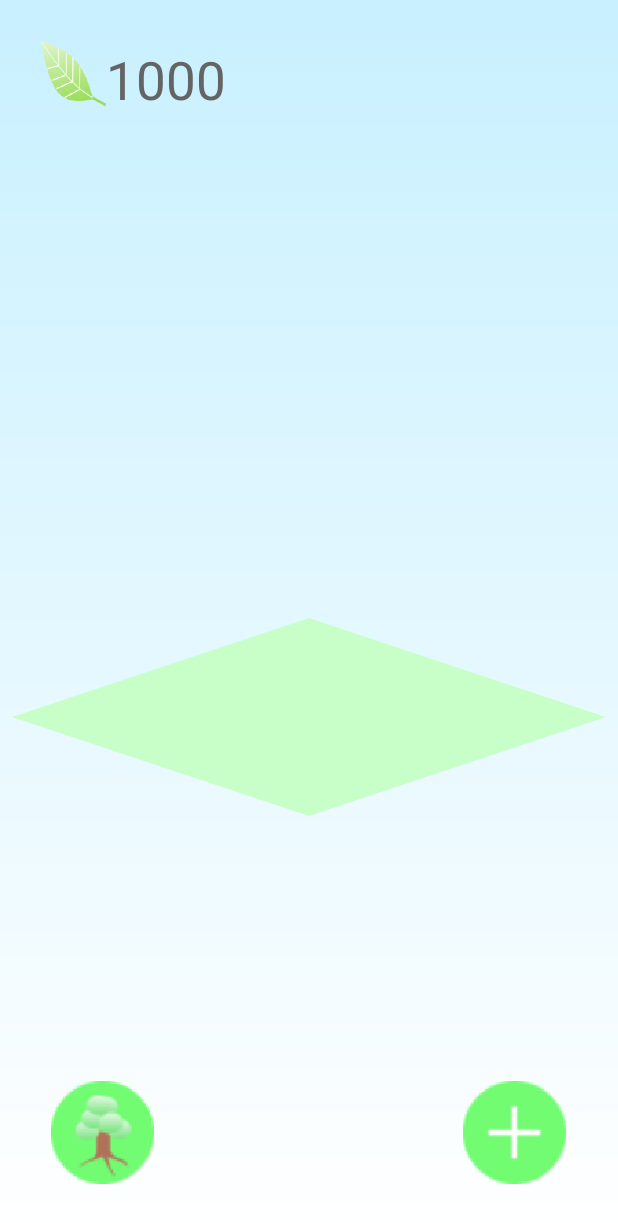
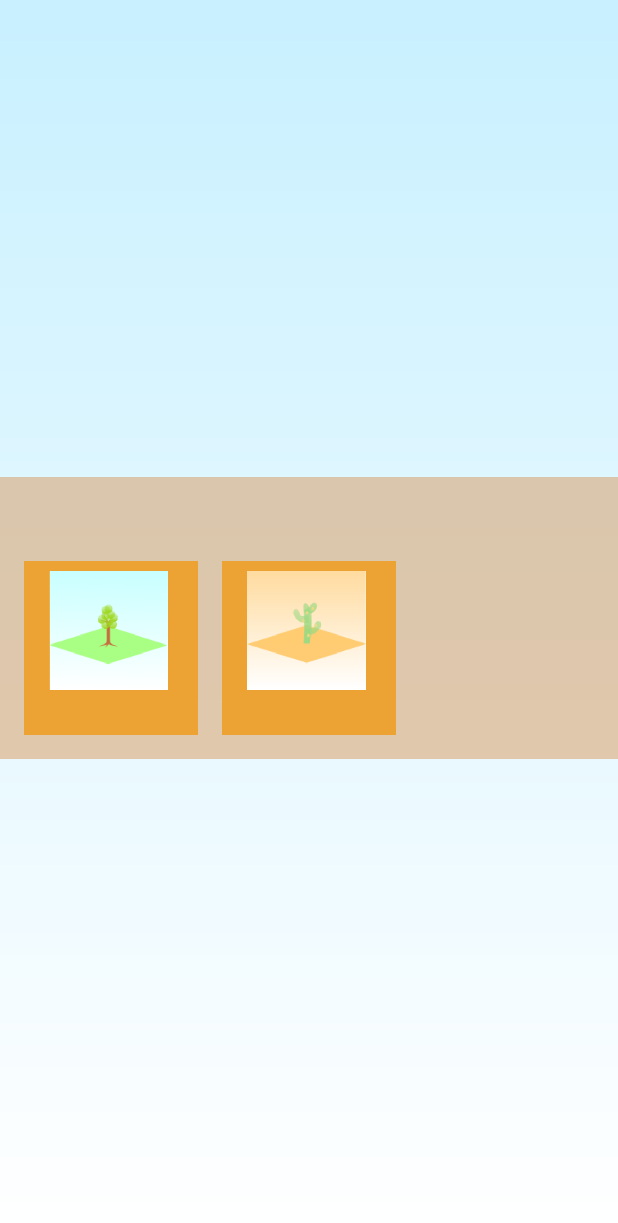
Before and after one commit to YokoMasa/ecoapp, an Android app: the screen it shows after launch (MainActivity), on a phone screen of 412 x 824 dp. Shown: the top 1223 px of the screen. Run offline under Robolectric (Android 15) with nearby library versions, the phone set to English and light mode, and no system bars; 8 statements that could not run were skipped.

Commit message:
second commit

```diff
--- a/app/src/main/java/com/ecoapp/app/maslab/ecoapp/Bitmaps.java
+++ b/app/src/main/java/com/ecoapp/app/maslab/ecoapp/Bitmaps.java
@@ -24,6 +24,8 @@ public class Bitmaps {
     public static Bitmap okButtonDisabled;
     public static Bitmap cancelButton;
     public static Bitmap cancelButtonPressed;
+    public static Bitmap theme1;
+    public static Bitmap theme2;
 
     public static void loadBitmaps(Resources resources){
         Bitmap raw = BitmapFactory.decodeResource(resources,R.drawable.add_button);
@@ -49,5 +51,12 @@ public class Bitmaps {
         cancelButton = Bitmap.createScaledBitmap(raw,addButtonSize,addButtonSize,false);
         raw = BitmapFactory.decodeResource(resources,R.drawable.cancel_button_pressed);
         cancelButtonPressed = Bitmap.createScaledBitmap(raw,addButtonSize,addButtonSize,false);
+
+        raw = BitmapFactory.decodeResource(resources,R.drawable.theme1);
+        theme1 = Bitmap.createScaledBitmap(raw,SizeManager.themeMenuContentBitmapSize,SizeManager.themeMenuContentBitmapSize,false);
+        raw = BitmapFactory.decodeResource(resources,R.drawable.theme2);
+        theme2 = Bitmap.createScaledBitmap(raw,SizeManager.themeMenuContentBitmapSize,SizeManager.themeMenuContentBitmapSize,false);
+
+
     }
 }
--- a/app/src/main/java/com/ecoapp/app/maslab/ecoapp/GameButton.java
+++ b/app/src/main/java/com/ecoapp/app/maslab/ecoapp/GameButton.java
@@ -19,9 +19,27 @@ public class GameButton extends GameObject {
     private Paint unpressed;
     private Paint pressed;
     private Paint paint;
+    private Paint tPaint;
     private int width,height;
     private float textX,textY;
     private String text;
+
+    public int getHeight() {
+        return height;
+    }
+
+    public void setHeight(int height) {
+        this.height = height;
+    }
+
+    public int getWidth() {
+
+        return width;
+    }
+
+    public void setWidth(int width) {
+        this.width = width;
+    }
 
     public void setGameCallback(GameCallback listener){
         this.listener = listener;
@@ -43,10 +61,12 @@ public class GameButton extends GameObject {
                     if (getX() < x && x < getX() + width) {
                         if (getY() < y && y < getY() + height) {
                             paint = pressed;
+                        }else {
+                            paint = unpressed;
                         }
+                    }else {
                         paint = unpressed;
                     }
-                    paint = unpressed;
                 }
                 break;
             case MotionEvent.ACTION_UP:
@@ -68,7 +88,7 @@ public class GameButton extends GameObject {
     public void render(Canvas canvas) {
         canvas.drawRect(getX(),getY(),getX() + width,getY() + height,paint);
         if(text != null){
-            canvas.drawText(text,textX,textY,Paints.button_text);
+            canvas.drawText(text,textX,textY,tPaint);
         }
     }
 
@@ -79,6 +99,8 @@ public class GameButton extends GameObject {
 
     public void setText(String text){
         this.text = text;
+        int textWidth = (int) tPaint.measureText(text);
+        textX = getX() + this.width/2 - textWidth/2;
     }
 
     public void setColor(int color){
@@ -99,17 +121,20 @@ public class GameButton extends GameObject {
         }
     }
 
-    public GameButton(int x,int y,int width,int height,int code,GameObjectHandler handler){
+    public GameButton(int x,int y,int width,int height,int code,int color,GameObjectHandler handler){
         setX(x);setY(y);
+        setColor(color);
         if(handler != null) {
             handler.addGameObject(this);
         }
+        int textSize = width/7;
+        tPaint = new Paint();
+        tPaint.setARGB(255,100,100,100);
+        tPaint.setTextSize(textSize);
         this.width = width;
         this.height = height;
         this.code = code;
-        textX = getX() + width/2;
-        textY = getY() + SizeManager.textSize/2 + height/2;
-        setColor(RED);
+        textY = getY() + textSize/2 + height/2;
         paint = unpressed;
     }
 
--- /dev/null
+++ b/app/src/main/java/com/ecoapp/app/maslab/ecoapp/GameDialog.java
@@ -0,0 +1,92 @@
+package com.ecoapp.app.maslab.ecoapp;
+
+import android.graphics.Canvas;
+import android.graphics.Paint;
+import android.text.Layout;
+import android.text.StaticLayout;
+import android.text.TextPaint;
+
+/**
+ * Created by masato on 2016/12/14.
+ */
+
+public class GameDialog extends GameObject implements GameCallback {
+
+    public static final int YES = 0;
+    public static final int NO = 1;
+    private StaticLayout staticLayout;
+    private GameObjectHandler handler;
+    private GameCallback listener;
+    private String text;
+    private int textX,textY;
+    private int dialogWidth,dialogHeight;
+    private int dialogX,dialogY;
+    private int dialogGap;
+    private int dialogButtonHeight;
+    private int dialogButtonY;
+    private int frameX,frameY;
+    private int frameWidth,frameHeight;
+
+    public void setGameCallback(GameCallback listener){
+        this.listener = listener;
+    }
+
+    @Override
+    public void handleEvent(int x, int y, int action) {
+        handler.handleEvent(x,y,action,0);
+    }
+
+    @Override
+    public void render(Canvas canvas) {
+        canvas.drawRect(dialogX,dialogY,dialogX+dialogWidth,dialogY+dialogHeight,Paints.menuContentBack);
+        canvas.save();
+        canvas.translate(textX,textY);
+        staticLayout.draw(canvas);
+        canvas.restore();
+        handler.render(canvas,0);
+        canvas.drawRect(frameX,frameY,frameX+frameWidth,frameY+frameHeight,Paints.dialogBorder);
+    }
+
+    @Override
+    public void tick() {
+        handler.tick(0);
+    }
+
+
+
+    public GameDialog(GameObjectHandler motherHandler,String text) {
+        motherHandler.addGameObject(this);
+        this.text = text;
+        handler = new GameObjectHandler();
+        dialogWidth = SizeManager.width * 2/3;
+        dialogGap = dialogWidth * 1/10;
+        Paint paint = new Paint();
+        paint.setARGB(255,100,100,100);
+        paint.setTextSize(dialogWidth/12);
+        TextPaint textPaint = new TextPaint(paint);
+        dialogButtonHeight = dialogWidth * 3/15;
+        staticLayout = new StaticLayout(text,textPaint,dialogWidth-dialogGap*2, Layout.Alignment.ALIGN_CENTER,1.0f,0,false);
+        dialogHeight = dialogGap*2 + staticLayout.getHeight() + dialogButtonHeight;
+        dialogX = SizeManager.width/2 - dialogWidth/2;
+        dialogY = SizeManager.height/2 - dialogHeight/2;
+        dialogButtonY = dialogY + dialogGap*2 + staticLayout.getHeight();
+        textX = dialogX + dialogGap;
+        textY = dialogY + dialogGap;
+        frameX = dialogX-SizeManager.dialogBorder/2;
+        frameY = dialogY-SizeManager.dialogBorder/2;
+        frameWidth = dialogWidth + SizeManager.dialogBorder;
+        frameHeight = dialogHeight + SizeManager.dialogBorder;
+
+        GameButton no = new GameButton(dialogX,dialogButtonY,dialogWidth/2,dialogButtonHeight,NO,GameButton.RED,handler);
+        no.setText(Texts.getText("achievement_dialog_no"));
+        no.setGameCallback(this);
+        GameButton yes = new GameButton(dialogX+dialogWidth/2,dialogButtonY,dialogWidth/2,dialogButtonHeight,YES,GameButton.GREEN,handler);
+        yes.setText(Texts.getText("achievement_dialog_yes"));
+        yes.setGameCallback(this);
+    }
+
+    @Override
+    public void gameCallBack(int code) {
+        listener.gameCallBack(code);
+    }
+}
--- a/app/src/main/java/com/ecoapp/app/maslab/ecoapp/GameMenuContent.java
+++ b/app/src/main/java/com/ecoapp/app/maslab/ecoapp/GameMenuContent.java
@@ -5,6 +5,7 @@ import android.graphics.Paint;
 import android.text.Layout;
 import android.text.StaticLayout;
 import android.text.TextPaint;
+import android.util.Log;
 import android.view.MotionEvent;
 
 import static com.ecoapp.app.maslab.ecoapp.SizeManager.*;
@@ -88,6 +89,7 @@ public class GameMenuContent extends GameObject {
     public void render(Canvas canvas) {
         canvas.drawRect(getX(),getY(),getX() + this.width,getY() + this.height,Paints.menuContentBack);
         titleY = getY() + menuContentHeight/2 + textSize/2;
+        Log.i("info",Float.toString(textSize));
         canvas.drawText(title,titleX,titleY,Paints.menuContentTitle);
         if(extended) {
             int code = canvas.save();
--- a/app/src/main/java/com/ecoapp/app/maslab/ecoapp/GameObject.java
+++ b/app/src/main/java/com/ecoapp/app/maslab/ecoapp/GameObject.java
@@ -15,15 +15,15 @@ public abstract class GameObject {
     protected int[] tickScenes;
     protected  int[] handleEventScenes;
 
-    protected void setRenderScenes(int[] renderScenes){
+    public  void setRenderScenes(int[] renderScenes){
         this.renderScenes = renderScenes;
     }
 
-    protected void setTickScenes(int[] tickScenes){
+    public  void setTickScenes(int[] tickScenes){
         this.tickScenes = tickScenes;
     }
 
-    protected void setHandleEventScenes(int[] handleEventScenes){
+    public  void setHandleEventScenes(int[] handleEventScenes){
         this.handleEventScenes = handleEventScenes;
     }
 
--- a/app/src/main/java/com/ecoapp/app/maslab/ecoapp/MainGameView.java
+++ b/app/src/main/java/com/ecoapp/app/maslab/ecoapp/MainGameView.java
@@ -1,6 +1,7 @@
 package com.ecoapp.app.maslab.ecoapp;
 
 import android.content.Context;
+import android.content.res.Resources;
 import android.graphics.Canvas;
 import android.provider.ContactsContract;
 import android.util.Log;
@@ -10,6 +11,7 @@ import android.view.View;
 import com.ecoapp.app.maslab.ecoapp.garden.DataManager;
 import com.ecoapp.app.maslab.ecoapp.garden.Garden;
 import com.ecoapp.app.maslab.ecoapp.garden.GardenItem;
+import com.ecoapp.app.maslab.ecoapp.garden.ThemeMenu;
 
 import java.io.File;
 
@@ -21,20 +23,21 @@ import static com.ecoapp.app.maslab.ecoapp.Paints.*;
  */
 
 public class MainGameView extends View implements
-        Runnable,GameCallback ,View.OnTouchListener,DecorMenu.DecorMenuListener{
+        Runnable,GameCallback ,View.OnTouchListener,DecorMenu.DecorMenuListener,ThemeMenu.ThemeMenuListener{
 
     public static final int SCENE_ON_MAIN = 0;
     public static final int SCENE_ON_MENU = 1;
     public static final int SCENE_ON_DECOR_MENU = 2;
     public static final int SCENE_ON_EDIT_GARDEN = 3;
+    public static final int SCENE_ON_CHOOSE_THEME = 4;
     private int scene;
     private int theme;
     private boolean running;
+    private File saveFile;
     private Garden garden;
     private GameObjectHandler handler;
     private ListMenu achievementMenu;
     private DecorMenu decorMenu;
-
 
     public synchronized boolean isRunning() {
         return running;
@@ -51,7 +54,8 @@ public class MainGameView extends View implements
                 canvas.drawRect(0,0,width,height,Paints.theme1);
                 break;
             default:
-                canvas.drawRect(0,0,width,height,background_white);
+            case 2:
+                canvas.drawRect(0,0,width,height,Paints.theme2);
                 break;
         }
         handler.render(canvas,scene);
@@ -67,25 +71,37 @@ public class MainGameView extends View implements
         decorButton.setGameCallBack(this);
         new LeafIndicator(handler);
 
-        File saveFile = DataManager.getMonthFile(getContext(),DataManager.getyyyyMM());
+        saveFile = DataManager.getMonthFile(getContext(),DataManager.getyyyyMM());
         if(DataManager.getTheme(saveFile) == -1){
-            theme = Garden.THEME_1;
-            garden = new Garden(handler,getContext(),saveFile,Garden.THEME_1);
-            garden.setGameCallBack(this);
+            chooseTheme();
         }else{
             theme = DataManager.getTheme(saveFile);
             garden = new Garden(handler,getContext(),saveFile);
             garden.setGameCallBack(this);
+            scene = SCENE_ON_MAIN;
+            setMenues();
+            start();
         }
+    }
 
+    private void chooseTheme(){
+        ThemeMenu themeMenu = new ThemeMenu(handler);
+        themeMenu.setThemeMenuListener(this);
+        scene = SCENE_ON_CHOOSE_THEME;
+        start();
+    }
+
+    private void setMenues(){
         achievementMenu = new AchievementMenu(handler);
         achievementMenu.setContentHandler(new GameMenuContentHandler());
         achievementMenu.setGameCallback(this);
         decorMenu = new DecorMenu(handler,theme);
         decorMenu.setGameCallback(this);
         decorMenu.setDecorMenuListener(this);
+    }
+
+    private void start(){
         setRunning(true);
-        scene = SCENE_ON_MAIN;
         new Thread(this).start();
     }
 
@@ -178,4 +194,13 @@ public class MainGameView extends View implements
         GardenItem item = DataManager.getGardenItemInstance(theme,id);
         garden.addEdit(item);
     }
+
+    @Override
+    public void themeChosen(int theme) {
+        this.theme = theme;
+        garden = new Garden(handler,getContext(),saveFile,theme);
+        garden.setGameCallBack(this);
+        scene = SCENE_ON_MAIN;
+        setMenues();
+    }
 }
--- a/app/src/main/java/com/ecoapp/app/maslab/ecoapp/Paints.java
+++ b/app/src/main/java/com/ecoapp/app/maslab/ecoapp/Paints.java
@@ -31,6 +31,8 @@ public class Paints {
     public static Paint AMCHowMuchText;
     public static Paint AMCUnPurchasable;
     public static Paint theme1;
+    public static Paint theme2;
+    public static Paint themeMenuContentText;
 
     public static void setPaints(){
         background_white = new Paint();
@@ -86,5 +88,13 @@ public class Paints {
         LinearGradient theme1G = new LinearGradient(SizeManager.width/2,0,SizeManager.width/2,
                 SizeManager.height,Color.argb(255,200,240,255),Color.WHITE, Shader.TileMode.CLAMP);
         theme1.setShader(theme1G);
+        theme2 = new Paint();
+        LinearGradient theme2G = new LinearGradient(SizeManager.width/2,0,SizeManager.width/2,
+                SizeManager.height,Color.argb(255,255,220,163),Color.WHITE, Shader.TileMode.CLAMP);
+        theme2.setShader(theme2G);
+
+        themeMenuContentText = new Paint();
+        themeMenuContentText.setTextSize(SizeManager.themeMenuContentTextSize);
+        themeMenuContentText.setARGB(255,100,100,100);
     }
 }
--- a/app/src/main/java/com/ecoapp/app/maslab/ecoapp/SizeManager.java
+++ b/app/src/main/java/com/ecoapp/app/maslab/ecoapp/SizeManager.java
@@ -50,6 +50,14 @@ public class SizeManager {
     public static int AMCTotalWidth;
     public static int AMCTotalHeight;
     public static int gardenItemSize;
+    public static int themeMenuX,themeMenuY;
+    public static int themeMenuHeight;
+    public static int themeMenuContentSize;
+    public static int themeMenuContentGap;
+    public static int themeMenuContentTextSize;
+    public static int themeMenuContentTextY;
+    public static int themeMenuContentBitmapSize;
+    public static int themeMenuContentPadding;
 
     public static void scaleSize(Point appScreenSize){
         width = appScreenSize.x;
@@ -103,5 +111,16 @@ public class SizeManager {
         AMCTotalWidth = width - listMenuPaddingX*2;
         AMCTotalHeight = height - listMenuPaddingY*2;
         gardenItemSize = height / 7;
+
+        themeMenuContentGap = width/25;
+        themeMenuContentSize = (width - 4*themeMenuContentGap) / 3;
+        themeMenuHeight = themeMenuContentSize + themeMenuContentGap*3 + menuTitleSize;
+        themeMenuX = 0;
+        themeMenuY = height/2 - themeMenuHeight/2;
+        themeMenuContentTextSize = themeMenuContentSize/8;
+        themeMenuContentTextY = themeMenuContentSize - themeMenuContentTextSize/2;
+        themeMenuContentBitmapSize = themeMenuContentSize * 11/16;
+        themeMenuContentPadding = themeMenuContentSize/16;
+
     }
 }
--- a/app/src/main/java/com/ecoapp/app/maslab/ecoapp/garden/RoundButton.java
+++ b/app/src/main/java/com/ecoapp/app/maslab/ecoapp/garden/RoundButton.java
@@ -83,7 +83,11 @@ public class RoundButton extends GameObject {
 
     public void setButtonEnabled(){
         buttonDisabled = false;
-        bitmap = normal;
+        if(buttonPressed){
+            bitmap = pressed;
+        }else{
+            bitmap = normal;
+        }
     }
 
     public RoundButton(int x, int y, Bitmap normal, Bitmap pressed, Bitmap disabled, int returnCode,GameObjectHandler handler) {
--- /dev/null
+++ b/app/src/main/java/com/ecoapp/app/maslab/ecoapp/garden/ThemeMenu.java
@@ -0,0 +1,108 @@
+package com.ecoapp.app.maslab.ecoapp.garden;
+
+import android.graphics.Canvas;
+
+import com.ecoapp.app.maslab.ecoapp.Bitmaps;
+import com.ecoapp.app.maslab.ecoapp.GameCallback;
+import com.ecoapp.app.maslab.ecoapp.GameDialog;
+import com.ecoapp.app.maslab.ecoapp.GameObject;
+import com.ecoapp.app.maslab.ecoapp.GameObjectHandler;
+import com.ecoapp.app.maslab.ecoapp.MainGameView;
+import com.ecoapp.app.maslab.ecoapp.Paints;
+import com.ecoapp.app.maslab.ecoapp.Texts;
+import com.ecoapp.app.maslab.ecoapp.garden.ThemeMenuContent;
+
+import static com.ecoapp.app.maslab.ecoapp.SizeManager.*;
+
+/**
+ * Created by masato on 2016/12/14.
+ */
+
+public class ThemeMenu extends GameObject implements
+        ThemeMenuContent.ThemeMenuContentListener,GameCallback {
+
+    public static final int SCENE_MAIN = 0;
+    public static final int SCENE_SHOWING_DIALOG = 1;
+
+    private ThemeMenuListener listener;
+    private GameObjectHandler motherHandler;
+    private GameObjectHandler handler;
+    private String text;
+    private int contentY;
+    private int textX,textY;
+    private int scene;
+    private int chosenTheme;
+
+    public void setThemeMenuListener(ThemeMenuListener listener){
+        this.listener = listener;
+    }
+
+    @Override
+    public void handleEvent(int x, int y, int action) {
+        handler.handleEvent(x,y,action,scene);
+    }
+
+    @Override
+    public void render(Canvas canvas) {
+        canvas.drawRect(0,0,width,height,Paints.theme1);
+        canvas.drawRect(themeMenuX,themeMenuY,themeMenuX+width,themeMenuY+themeMenuHeight, Paints.achievementMenuBack);
+        canvas.drawText(text,textX,textY,Paints.menuContentTitle);
+        handler.render(canvas,scene);
+    }
+
+    @Override
+    public void tick() {
+        handler.tick(scene);
+    }
+
+    public ThemeMenu(GameObjectHandler motherHandler) {
+        this.motherHandler = motherHandler;
+        text = Texts.getText("theme_menu_title");
+        int textWidth = (int) Paints.menuContentTitle.measureText(text);
+        textX = width/2 - textWidth/2;
+        textY = themeMenuY + themeMenuContentGap + menuTitleSize;
+        contentY = textY + themeMenuContentGap;
+        motherHandler.addGameObject(this);
+        setRenderScenes(new int[]{MainGameView.SCENE_ON_CHOOSE_THEME});
+        setTickScenes(new int[]{MainGameView.SCENE_ON_CHOOSE_THEME});
+        setHandleEventScenes(new int[]{MainGameView.SCENE_ON_CHOOSE_THEME});
+        handler = new GameObjectHandler();
+        setContent();
+        GameDialog dialog = new GameDialog(handler,Texts.getText("theme_dialog_text"));
+        dialog.setRenderScenes(new int[]{SCENE_SHOWING_DIALOG});
+        dialog.setHandleEventScenes(new int[]{SCENE_SHOWING_DIALOG});
+        dialog.setGameCallback(this);
+        scene = SCENE_MAIN;
+    }
+
+    private void setContent(){
+        handler.addGameObject(new ThemeMenuContent(Bitmaps.theme1,Garden.THEME_1,themeMenuContentGap,contentY,this));
+        handler.addGameObject(new ThemeMenuContent(Bitmaps.theme2,Garden.THEME_2,themeMenuContentGap*2 + themeMenuContentSize,contentY,this));
+    }
+
+    @Override
+    public void contentTouched(int theme) {
+        chosenTheme = theme;
+        scene = SCENE_SHOWING_DIALOG;
+    }
+
+    @Override
+    public void gameCallBack(int code) {
+        switch(code){
+            case GameDialog.YES:
+                if(listener != null) {
+                    listener.themeChosen(chosenTheme);
+                }
+                motherHandler.removeGameObject(this);
+                break;
+            case GameDialog.NO:
+                chosenTheme = -1;
+                scene = SCENE_MAIN;
+                break;
+        }
+    }
+
+    public static interface ThemeMenuListener{
+        public void themeChosen(int theme);
+    }
+}
--- /dev/null
+++ b/app/src/main/java/com/ecoapp/app/maslab/ecoapp/garden/ThemeMenuContent.java
@@ -0,0 +1,73 @@
+package com.ecoapp.app.maslab.ecoapp.garden;
+
+import android.graphics.Bitmap;
+import android.graphics.Canvas;
+import android.util.Log;
+
+import com.ecoapp.app.maslab.ecoapp.GameObject;
+import com.ecoapp.app.maslab.ecoapp.Paints;
+import com.ecoapp.app.maslab.ecoapp.SizeManager;
+import com.ecoapp.app.maslab.ecoapp.Texts;
+import com.ecoapp.app.maslab.ecoapp.garden.ThemeMenu;
+
+import static com.ecoapp.app.maslab.ecoapp.SizeManager.*;
+
+/**
+ * Created by masato on 2016/12/14.
+ */
+
+public class ThemeMenuContent extends GameObject {
+
+    private ThemeMenuContentListener listener;
+    private Bitmap thumbNail;
+    private String text;
+    private int textWidth;
+    private int theme;
+    private int bitmapX,bitmapY;
+    private int textX,textY;
+
+    public void setThememenuContentListener(ThemeMenuContentListener listener){
+        this.listener = listener;
+    }
+
+    @Override
+    public void handleEvent(int x, int y, int action) {
+        if(getX() < x && x < getX() + themeMenuContentSize){
+            if(getY() < y && y < getY() + themeMenuContentSize){
+                if(listener != null){
+                    listener.contentTouched(theme);
+                }
+            }
+        }
+    }
+
+    @Override
+    public void render(Canvas canvas) {
+        canvas.drawRect(getX(),getY(),getX()+ SizeManager.themeMenuContentSize,getY()+SizeManager.themeMenuContentSize, Paints.menuContentBack);
+        canvas.drawBitmap(thumbNail,bitmapX,bitmapY,null);
+        canvas.drawText(text,textX,textY,Paints.themeMenuContentText);
+    }
+
+    @Override
+    public void tick() {
+        bitmapX = (int) getX() + themeMenuContentPadding*5/2;
+        textX = (int) (getX() + themeMenuContentSize/2 - textWidth/2);
+    }
+
+    public ThemeMenuContent(Bitmap thumbNail,int theme,int x,int y,ThemeMenuContentListener listener) {
+        setHandleEventScenes(new int[]{ThemeMenu.SCENE_MAIN});
+        this.listener = listener;
+        this.theme = theme;
+        this.thumbNail = thumbNail;
+        this.text = Texts.getText("theme" + Integer.toString(theme));
+        bitmapY = y + themeMenuContentPadding;
+        textY = y + themeMenuContentTextY;
+        textWidth = (int) Paints.themeMenuContentText.measureText(text);
+        setX(x);
+        setY(y);
+    }
+
+    public static interface ThemeMenuContentListener{
+        public void contentTouched(int theme);
+    }
+}
```
Also changed, not shown: app/src/main/java/com/ecoapp/app/maslab/ecoapp/garden/Garden.java (+10 -0 lines), app/src/main/java/com/ecoapp/app/maslab/ecoapp/garden/theme2/Item1.java (added, +29 -0 lines), app/src/main/assets/theme2/item1.png (added), app/src/main/res/drawable/theme1.png (added), app/src/main/res/drawable/theme2.png (added), 1 other file.
